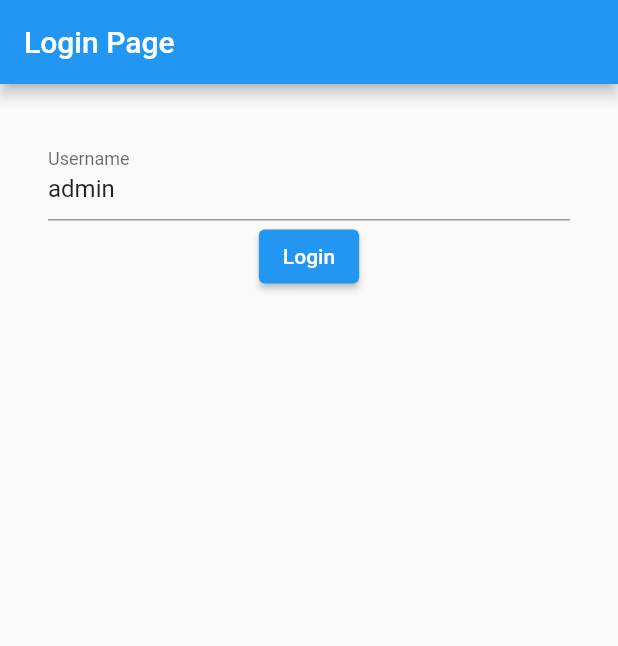
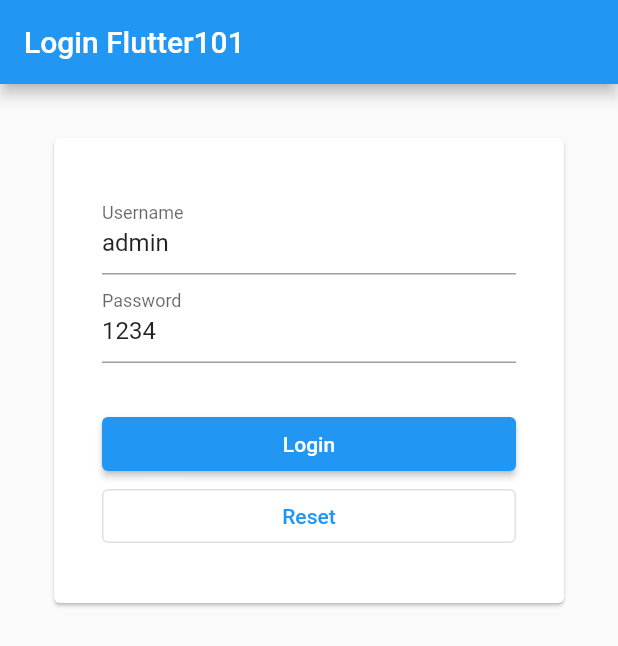
Before and after one commit to nitiwat-pae/Flutter101, a Flutter app: the screen it shows after launch, after a tap on "Login", on a phone screen of 412 x 824 dp. Shown: the top 646 px of the screen. Run offline on Flutter 3.47's test engine with Material 2 defaults, Android fonts, the phone set to English and light mode, and no system bars.

Commit message:
Update latest code

```diff
--- a/lib/src/pages/login/login_page.dart
+++ b/lib/src/pages/login/login_page.dart
@@ -11,41 +11,73 @@ class _LoginPageState extends State<LoginPage> {
   // Create new variable
   // final is non-editable variable
   final _usernameController = TextEditingController();
+  final _passwordController = TextEditingController();
 
   @override
   void initState() {
     super.initState();
     _usernameController.text = "admin";
+    _passwordController.text = "1234";
   }
 
   @override
   Widget build(BuildContext context) {
     return Scaffold(
       appBar: AppBar(
-        title: Text("Login Page"),
+        title: Text("Login Flutter101"),
       ),
       body: Container(
         width: double.infinity,
         child: Padding(
           padding: const EdgeInsets.only(
               top: 32.0, left: 32.0, right: 32.0, bottom: 32.0),
-          child: Column(
-            children: [
-              TextField(
-                controller: _usernameController,
-                decoration: InputDecoration(labelText: "Username"),
+          child: Card(
+            child: Container(
+              padding: const EdgeInsets.all(32.0),
+              height: 310,
+              child: Column(
+                crossAxisAlignment: CrossAxisAlignment.stretch,
+                children: [
+                  ..._buildLoginFields(),
+                  SizedBox(
+                    height: 30,
+                  ),
+                  ..._buildButtons()
+                ],
               ),
-              ElevatedButton(
-                  onPressed: _handleClickLogin,
-                  child: Text("Login"))
-            ],
+            ),
           ),
         ),
       ),
     );
   }
 
-  void _handleClickLogin() {
-    print("Login Flutter101");
+  void _handleClickLogin() => print(
+      "Login Flutter101: \n Username: (${_usernameController.text}) \n Password: ${_passwordController.text}");
+
+  void _handleClickReset() {
+    _usernameController.text = "";
+    _passwordController.text = "";
+    print("Username and Password field has been reset.");
+  }
+
+  _buildLoginFields() {
+    return [
+      TextField(
+        controller: _usernameController,
+        decoration: InputDecoration(labelText: "Username"),
+      ),
+      TextField(
+        controller: _passwordController,
+        decoration: InputDecoration(labelText: "Password"),
+      ),
+    ];
+  }
+
+  _buildButtons() {
+    return [
+      ElevatedButton(onPressed: _handleClickLogin, child: Text("Login")),
+      OutlinedButton(onPressed: _handleClickReset, child: Text("Reset"))
+    ];
   }
 }
```
